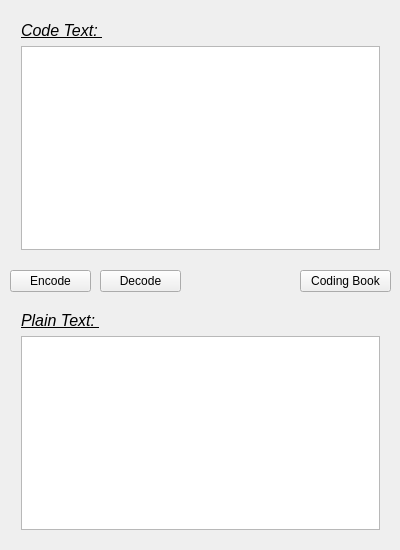
Qt form mainwindow.ui (BestSean2016/decoding) before a commit.
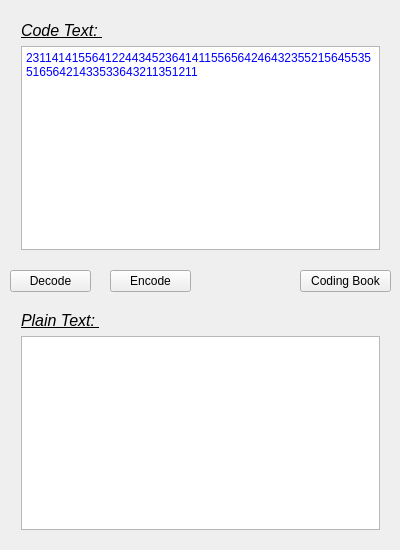
The same form after that commit.

```diff
--- a/mainwindow.ui
+++ b/mainwindow.ui
@@ -17,7 +17,7 @@
    <widget class="QPushButton" name="pbEncoding">
     <property name="geometry">
      <rect>
-      <x>10</x>
+      <x>110</x>
       <y>270</y>
       <width>81</width>
       <height>22</height>
@@ -30,7 +30,7 @@
    <widget class="QPushButton" name="pbDecoding">
     <property name="geometry">
      <rect>
-      <x>100</x>
+      <x>10</x>
       <y>270</y>
       <width>81</width>
       <height>22</height>
@@ -53,7 +53,7 @@
      <string>Coding Book</string>
     </property>
    </widget>
-   <widget class="QWidget" name="">
+   <widget class="QWidget" name="layoutWidget">
     <property name="geometry">
      <rect>
       <x>10</x>
@@ -83,7 +83,7 @@
      </item>
     </layout>
    </widget>
-   <widget class="QWidget" name="">
+   <widget class="QWidget" name="layoutWidget">
     <property name="geometry">
      <rect>
       <x>10</x>
@@ -101,7 +101,15 @@
       </widget>
      </item>
      <item row="1" column="0">
-      <widget class="QTextEdit" name="txCodeText"/>
+      <widget class="QTextEdit" name="txCodeText">
+       <property name="html">
+        <string>&lt;!DOCTYPE HTML PUBLIC &quot;-//W3C//DTD HTML 4.0//EN&quot; &quot;http://www.w3.org/TR/REC-html40/strict.dtd&quot;&gt;
+&lt;html&gt;&lt;head&gt;&lt;meta name=&quot;qrichtext&quot; content=&quot;1&quot; /&gt;&lt;style type=&quot;text/css&quot;&gt;
+p, li { white-space: pre-wrap; }
+&lt;/style&gt;&lt;/head&gt;&lt;body style=&quot; font-family:'SimSun'; font-size:9pt; font-weight:400; font-style:normal;&quot;&gt;
+&lt;p style=&quot; margin-top:0px; margin-bottom:0px; margin-left:0px; margin-right:0px; -qt-block-indent:0; text-indent:0px;&quot;&gt;&lt;span style=&quot; color:#0000ff;&quot;&gt;231141415564122443452364141155656424643235521564553551656421433533643211351211&lt;/span&gt;&lt;/p&gt;&lt;/body&gt;&lt;/html&gt;</string>
+       </property>
+      </widget>
      </item>
     </layout>
    </widget>
```
Left out of the diff: 45 changed lines with no effect on the pictures.
